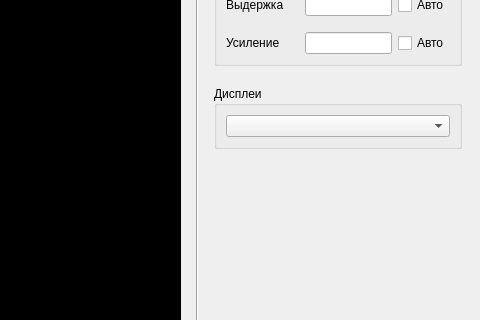
Qt form view/mainwindow.ui (Superdudl/DigitalVision) before a commit; both pictures show x 616 to 1096 and y 184 to 504 of the 1096 by 629 pixel window.
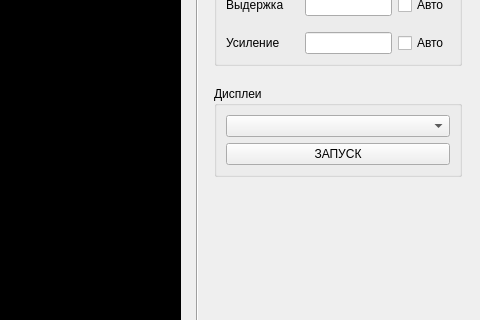
The same form after that commit.

```diff
--- a/view/mainwindow.ui
+++ b/view/mainwindow.ui
@@ -271,6 +271,16 @@
           <item>
            <widget class="QComboBox" name="DisplayCombo"/>
           </item>
+          <item>
+           <widget class="QPushButton" name="start_button">
+            <property name="styleSheet">
+             <string notr="true"/>
+            </property>
+            <property name="text">
+             <string>ЗАПУСК</string>
+            </property>
+           </widget>
+          </item>
          </layout>
         </widget>
        </item>
```
Left out of the diff: 3 changed lines with no effect on the pictures.
